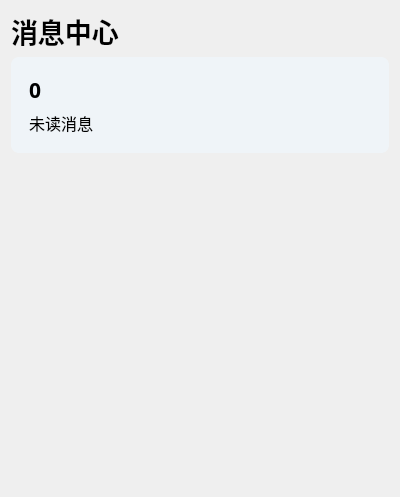
First picture: the form in view/messageCenter/messagewindow.ui, repository JunWang666/LabNexus, before the edit.
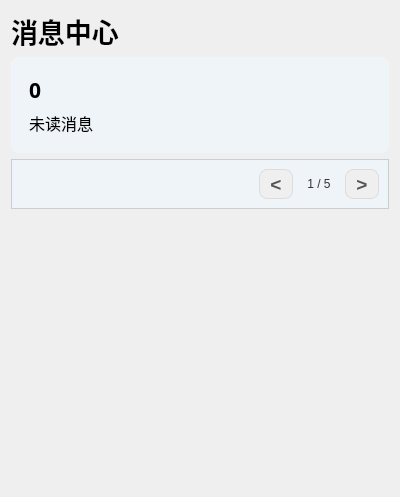
Second picture: the form after the edit.

Commit message:
[feature] 添加分页功能和样式优化
- 在 `MessageWindow` 中添加了分页控件和相关槽函数，实现了邮件的分页加载。
- 优化了 `MessageBlock` 和 `MessageWindow` 的样式，包括翻页按钮、页面标签等。
- 更新了 `MessageBlock` 中的内容显示逻辑，仅显示内容的第一行。

Patch:
```diff
--- a/view/messageCenter/messagewindow.ui
+++ b/view/messageCenter/messagewindow.ui
@@ -85,6 +85,43 @@
                 font: 700 16pt &quot;Segoe UI Variable&quot;;
                 }
 
+
+                /* 翻页按钮的基本样式 */
+                QPushButton#prevButton, QPushButton#nextButton {
+                background-color: #EFEFEF;
+                border: 1px solid #DCDCDC;
+                border-radius: 8px; /* 与其他组件统一的圆角 */
+                color: #555555;
+                font-size: 14pt;
+                font-weight: bold;
+                padding: 0px 10px; /* 左右内边距，形成圆角矩形 */
+                min-height: 28px; /* 固定高度 */
+                max-height: 28px;
+                }
+                #frame_3{
+                background-color: rgba(239, 246, 252, 180);
+                }
+
+                /* 鼠标悬停效果 */
+                QPushButton#prevButton:hover, QPushButton#nextButton:hover {
+                background-color: #E0E0E0;
+                border-color: #C0C0C0;
+                }
+
+                /* 鼠标按下效果 */
+                QPushButton#prevButton:pressed, QPushButton#nextButton:pressed {
+                background-color: #D0D0D0;
+                border-color: #B0B0B0;
+                }
+
+                /* 页面标签样式 */
+                QLabel#pageLabel {
+                background-color: transparent;
+                color: #333333;
+                font: 11pt &quot;Microsoft YaHei UI&quot;;
+                padding: 0 8px; /* 左右留出一些间距 */
+                }
+
             </string>
         </property>
         <layout class="QVBoxLayout" name="verticalLayout_2">
@@ -159,6 +196,55 @@
                     </layout>
                 </widget>
             </item>
+            <item>
+                <widget class="QFrame" name="frame_3">
+                    <property name="frameShape">
+                        <enum>QFrame::Shape::StyledPanel</enum>
+                    </property>
+                    <property name="frameShadow">
+                        <enum>QFrame::Shadow::Raised</enum>
+                    </property>
+                    <layout class="QHBoxLayout" name="horizontalLayout_2">
+                        <item>
+                            <spacer name="horizontalSpacer">
+                                <property name="orientation">
+                                    <enum>Qt::Orientation::Horizontal</enum>
+                                </property>
+                                <property name="sizeHint" stdset="0">
+                                    <size>
+                                        <width>40</width>
+                                        <height>20</height>
+                                    </size>
+                                </property>
+                            </spacer>
+                        </item>
+                        <item>
+                            <widget class="QPushButton" name="prevButton">
+                                <property name="text">
+                                    <string>&lt;</string>
+                                </property>
+                            </widget>
+                        </item>
+                        <item>
+                            <widget class="QLabel" name="pageLabel">
+                                <property name="text">
+                                    <string>1 / 5</string>
+                                </property>
+                                <property name="alignment">
+                                    <set>Qt::AlignmentFlag::AlignCenter</set>
+                                </property>
+                            </widget>
+                        </item>
+                        <item>
+                            <widget class="QPushButton" name="nextButton">
+                                <property name="text">
+                                    <string>&gt;</string>
+                                </property>
+                            </widget>
+                        </item>
+                    </layout>
+                </widget>
+            </item>
             <item>
                 <widget class="QScrollArea" name="messageBoxArea">
                     <property name="widgetResizable">
@@ -170,7 +256,7 @@
                                 <x>0</x>
                                 <y>0</y>
                                 <width>382</width>
-                                <height>340</height>
+                                <height>285</height>
                             </rect>
                         </property>
                     </widget>
```
Left out of the diff: 2 changed lines with no effect on the pictures. The commit also changes 5 other files.
